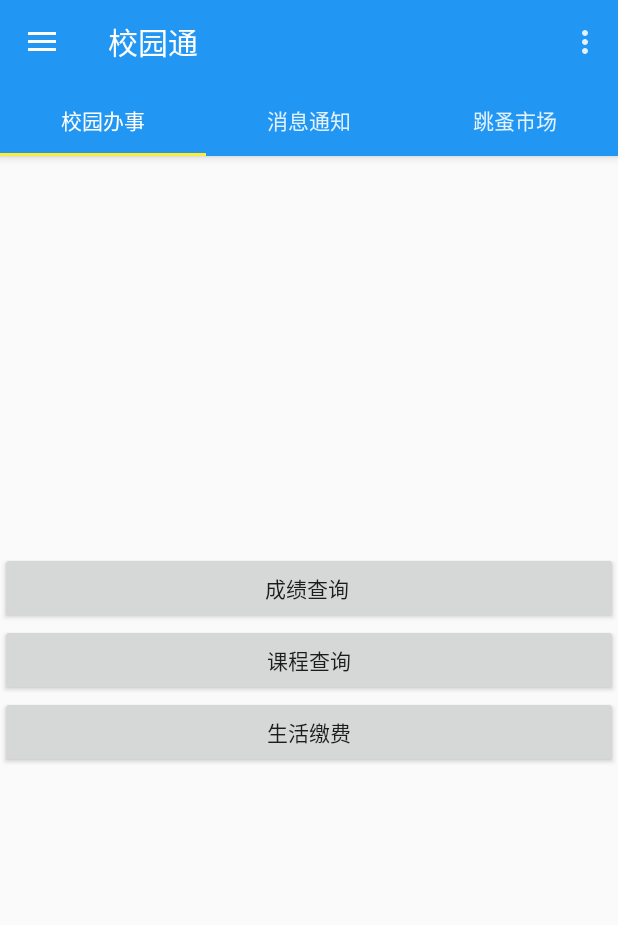
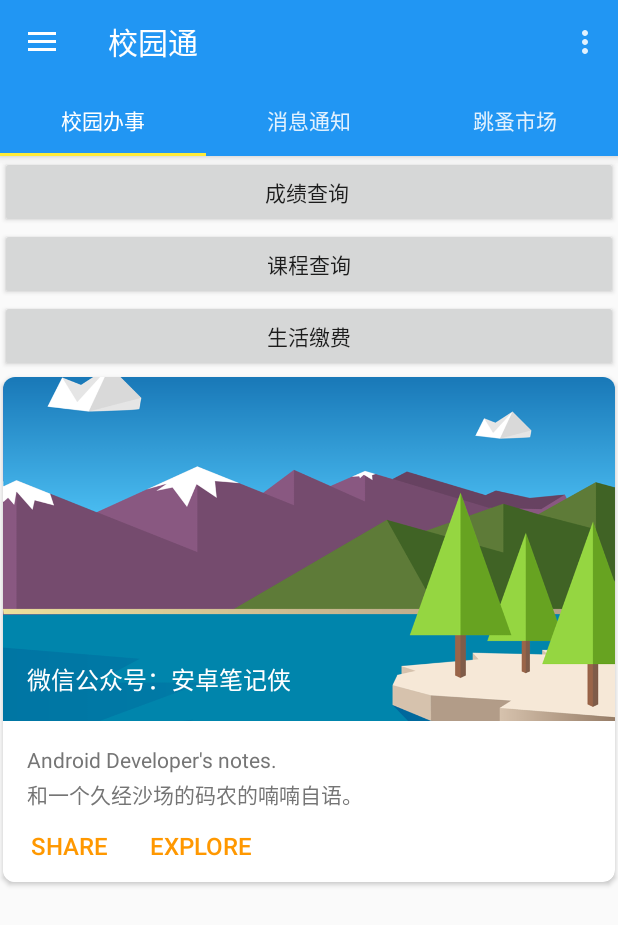
Before and after one commit to QH2333/CampusHelper, an Android app: the screen it shows after launch (MainActivity), on a phone screen of 412 x 824 dp. Shown: the top 925 px of the screen. Run offline under Robolectric (Android 15) with nearby library versions, the phone set to English and light mode, and no system bars.

Commit message:
主界面基本完工

```diff
--- a/app/src/main/AndroidManifest.xml
+++ b/app/src/main/AndroidManifest.xml
@@ -54,11 +54,11 @@
         <activity
             android:name=".profileActivity"
             android:label="个人资料"
-            android:theme="@style/SettingsTheme"/>
+            android:theme="@style/SettingsTheme" />
         <activity
             android:name=".LoginActivity"
             android:label="登录"
-            android:theme="@style/LoginTheme"/>
+            android:theme="@style/LoginTheme" />
     </application>
 
 </manifest>
--- a/app/src/main/java/com/example/swjtu/MainActivity.java
+++ b/app/src/main/java/com/example/swjtu/MainActivity.java
@@ -60,12 +60,15 @@ public class MainActivity extends AppCompatActivity implements affairsFragment.O
                 switch (menuItem.getItemId()){
                     case R.id.nav_affairs:
                         mDrawerLayout.closeDrawers();
+                        mViewPager.setCurrentItem(0);
                         break;
                     case R.id.nav_information:
                         mDrawerLayout.closeDrawers();
+                        mViewPager.setCurrentItem(1);
                         break;
                     case R.id.nav_market:
                         mDrawerLayout.closeDrawers();
+                        mViewPager.setCurrentItem(2);
                         break;
                     case R.id.nav_profile:
                         Intent intent_profile = new Intent(MainActivity.this,profileActivity.class);
@@ -104,12 +107,12 @@ public class MainActivity extends AppCompatActivity implements affairsFragment.O
         fragments.add(new affairsFragment());
         fragments.add(new infoFragment());
         fragments.add(new marketFragment());
-
+        //设置缓存的离屏Fragment为2个，避免重新加载
         mViewPager.setOffscreenPageLimit(2);
-
-        FragmentAdapter mFragmentAdapter = new FragmentAdapter(getSupportFragmentManager(), fragments, titles);
-        mViewPager.setAdapter(mFragmentAdapter);
-        mTabLayout.setupWithViewPager(mViewPager);
+        //把各种东西都绑定起来
+        FragmentAdapter mFragmentAdapter = new FragmentAdapter(getSupportFragmentManager(), fragments, titles);//将三个Fragment和对应的Title用适配器绑定起来
+        mViewPager.setAdapter(mFragmentAdapter);//让viewPager使用上面的适配器
+        mTabLayout.setupWithViewPager(mViewPager);//把Tab和viewPager也绑定起来
     }
 
 
--- a/app/src/main/res/layout/appbar_main.xml
+++ b/app/src/main/res/layout/appbar_main.xml
@@ -26,20 +26,7 @@
             app:tabTextColor="@color/colorTab"
             app:tabSelectedTextColor="@color/colorTabSelected">
 
-            <android.support.design.widget.TabItem
-                android:layout_width="wrap_content"
-                android:layout_height="wrap_content"
-                android:text="Tab1" />
 
-            <android.support.design.widget.TabItem
-                android:layout_width="wrap_content"
-                android:layout_height="wrap_content"
-                android:text="Tab2" />
-
-            <android.support.design.widget.TabItem
-                android:layout_width="wrap_content"
-                android:layout_height="wrap_content"
-                android:text="Tab3" />
         </android.support.design.widget.TabLayout>
     </android.support.design.widget.AppBarLayout>
 
@@ -53,6 +40,8 @@
     <android.support.v4.view.ViewPager
         android:id="@+id/view_pager_main"
         android:layout_width="match_parent"
-        android:layout_height="wrap_content" />
+        android:layout_height="wrap_content"
+        app:layout_behavior="@string/appbar_scrolling_view_behavior"
+        />
 
 </android.support.design.widget.CoordinatorLayout>
--- a/app/src/main/res/layout/card_grade.xml
+++ b/app/src/main/res/layout/card_grade.xml
@@ -1,13 +1,7 @@
 <?xml version="1.0" encoding="utf-8"?>
-<android.support.constraint.ConstraintLayout
-    xmlns:android="http://schemas.android.com/apk/res/android"
+<android.support.v7.widget.CardView xmlns:android="http://schemas.android.com/apk/res/android"
     xmlns:app="http://schemas.android.com/apk/res-auto"
-    xmlns:tools="http://schemas.android.com/tools"
     android:layout_width="match_parent"
-    android:layout_height="match_parent">
-
-    <android.support.v7.widget.CardView
-        android:layout_width="368dp"
     android:layout_height="wrap_content"
     android:layout_marginEnd="8dp"
     android:layout_marginStart="8dp"
@@ -15,13 +9,12 @@
     android:clickable="true"
     android:foreground="?android:attr/selectableItemBackground"
     android:stateListAnimator="@drawable/selector_elevation"
-        app:layout_constraintEnd_toEndOf="parent"
-        app:layout_constraintStart_toStartOf="parent"
-        app:layout_constraintTop_toTopOf="parent"
     app:cardBackgroundColor="#BBBBBB"
     app:cardCornerRadius="5dp"
     app:cardElevation="5dp"
-        >
+    app:layout_constraintEnd_toEndOf="parent"
+    app:layout_constraintStart_toStartOf="parent"
+    app:layout_constraintTop_toTopOf="parent">
 
     <android.support.constraint.ConstraintLayout
         android:layout_width="match_parent"
@@ -29,4 +22,3 @@
 
     </android.support.constraint.ConstraintLayout>
 </android.support.v7.widget.CardView>
-</android.support.constraint.ConstraintLayout>
--- /dev/null
+++ b/app/src/main/res/layout/card_template.xml
@@ -0,0 +1,78 @@
+<?xml version="1.0" encoding="utf-8"?>
+<android.support.v7.widget.CardView xmlns:android="http://schemas.android.com/apk/res/android"
+    xmlns:app="http://schemas.android.com/apk/res-auto"
+    android:layout_width="match_parent"
+    android:layout_height="wrap_content"
+    android:layout_marginBottom="120dp"
+    android:layout_marginTop="150dp"
+    android:clickable="true"
+    android:foreground="?android:attr/selectableItemBackground"
+    android:stateListAnimator="@drawable/selector_elevation"
+    android:visibility="visible"
+    app:cardCornerRadius="8dp"
+    app:cardPreventCornerOverlap="false"
+    app:cardUseCompatPadding="true"
+    app:layout_constraintBottom_toBottomOf="parent"
+    app:layout_constraintEnd_toEndOf="parent"
+    app:layout_constraintStart_toStartOf="parent"
+    app:layout_constraintTop_toTopOf="parent">
+
+    <RelativeLayout
+        android:layout_width="match_parent"
+        android:layout_height="wrap_content">
+
+        <ImageView
+            android:id="@+id/iv_cover"
+            android:layout_width="match_parent"
+            android:layout_height="wrap_content"
+            android:adjustViewBounds="true"
+            android:contentDescription="@null"
+            android:src="@drawable/material_design_3" />
+
+        <TextView
+            android:layout_width="wrap_content"
+            android:layout_height="wrap_content"
+            android:layout_alignBottom="@id/iv_cover"
+            android:layout_margin="16dp"
+            android:text="微信公众号：安卓笔记侠"
+            android:textColor="@color/white"
+            android:textSize="16sp" />
+
+        <TextView
+            android:id="@+id/tv_content"
+            android:layout_width="wrap_content"
+            android:layout_height="wrap_content"
+            android:layout_below="@id/iv_cover"
+            android:layout_marginLeft="16dp"
+            android:layout_marginRight="16dp"
+            android:layout_marginTop="16dp"
+            android:lineSpacingMultiplier="1.2"
+            android:text="Android Developer's notes.\n和一个久经沙场的码农的喃喃自语。"
+            android:textColor="#757575"
+            android:textSize="14sp" />
+
+        <Button
+            android:id="@+id/btn_share"
+            style="?borderlessButtonStyle"
+            android:layout_width="wrap_content"
+            android:layout_height="wrap_content"
+            android:layout_below="@id/tv_content"
+            android:background="@color/white"
+            android:text="SHARE"
+            android:textColor="#FF9800"
+            android:textSize="16sp" />
+
+        <Button
+            style="?borderlessButtonStyle"
+            android:layout_width="wrap_content"
+            android:layout_height="wrap_content"
+            android:layout_alignBaseline="@id/btn_share"
+            android:layout_toRightOf="@id/btn_share"
+            android:background="@color/white"
+            android:text="EXPLORE"
+            android:textColor="#FF9800"
+            android:textSize="16sp" />
+
+    </RelativeLayout>
+
+</android.support.v7.widget.CardView>
--- a/app/src/main/res/layout/fragment_affairs.xml
+++ b/app/src/main/res/layout/fragment_affairs.xml
@@ -2,7 +2,6 @@
 <android.support.constraint.ConstraintLayout xmlns:android="http://schemas.android.com/apk/res/android"
     xmlns:app="http://schemas.android.com/apk/res-auto"
     xmlns:tools="http://schemas.android.com/tools"
-    android:id="@+id/Layout"
     android:layout_width="match_parent"
     android:layout_height="wrap_content"
     tools:context=".affairsFragment">
@@ -12,16 +11,12 @@
     <android.support.v4.widget.NestedScrollView
         android:layout_width="match_parent"
         android:layout_height="match_parent"
-        android:layout_marginBottom="8dp"
-        android:layout_marginTop="64dp"
-        android:fillViewport="true"
-        app:layout_constraintBottom_toBottomOf="parent"
-        app:layout_constraintTop_toTopOf="parent">
+        android:fillViewport="true">
 
         <LinearLayout
             android:layout_width="match_parent"
-            android:layout_height="match_parent"
-            android:gravity="center_vertical"
+            android:layout_height="wrap_content"
+            android:gravity="center_horizontal"
             android:orientation="vertical">
 
 
@@ -43,6 +38,11 @@
                 android:layout_height="wrap_content"
                 android:text="生活缴费" />
 
+            <include
+                layout="@layout/card_template"
+                android:layout_width="wrap_content"
+                android:layout_height="wrap_content" />
+
         </LinearLayout>
     </android.support.v4.widget.NestedScrollView>
 
--- a/app/src/main/res/layout/fragment_info.xml
+++ b/app/src/main/res/layout/fragment_info.xml
@@ -11,11 +11,10 @@
     <WebView
         android:id="@+id/web"
         android:layout_width="match_parent"
-        android:layout_height="0dp"
-        android:layout_marginBottom="8dp"
-        android:layout_marginTop="90dp"
+        android:layout_height="match_parent"
         app:layout_constraintBottom_toBottomOf="parent"
         app:layout_constraintEnd_toEndOf="parent"
         app:layout_constraintStart_toStartOf="parent"
         app:layout_constraintTop_toTopOf="parent" />
+
 </android.support.constraint.ConstraintLayout>
--- a/app/src/main/res/layout/fragment_market.xml
+++ b/app/src/main/res/layout/fragment_market.xml
@@ -1,11 +1,20 @@
 <?xml version="1.0" encoding="utf-8"?>
-<FrameLayout xmlns:android="http://schemas.android.com/apk/res/android"
-    xmlns:tools="http://schemas.android.com/tools"
+<android.support.v4.widget.NestedScrollView xmlns:android="http://schemas.android.com/apk/res/android"
+    xmlns:app="http://schemas.android.com/apk/res-auto"
     android:layout_width="match_parent"
     android:layout_height="match_parent"
-    tools:context=".marketFragment">
+    app:layout_behavior="@string/appbar_scrolling_view_behavior">
 
-    <!-- TODO: Update blank fragment layout -->
-    <include layout="@layout/card_grade"/>
+    <LinearLayout
+        android:layout_width="match_parent"
+        android:layout_height="wrap_content"
+        android:orientation="vertical"
+        android:paddingBottom="@dimen/activity_vertical_margin"
+        android:paddingLeft="@dimen/activity_horizontal_margin"
+        android:paddingRight="@dimen/activity_horizontal_margin"
+        android:paddingTop="@dimen/activity_vertical_margin">
 
-</FrameLayout>
+
+
+    </LinearLayout>
+</android.support.v4.widget.NestedScrollView>
--- a/app/src/main/res/values/colors.xml
+++ b/app/src/main/res/values/colors.xml
@@ -7,4 +7,5 @@
     <color name="colorTab">#ddffffff</color>
     <color name="colorTabSelected">#ffffff</color>
     <color name="colorLoginAccent">#1976D2</color>
+    <color name="white">#FFFFFF</color>
 </resources>
--- a/app/src/main/res/values/dimens.xml
+++ b/app/src/main/res/values/dimens.xml
@@ -2,4 +2,6 @@
     <!-- Default screen margins, per the Android Design guidelines. -->
     <dimen name="activity_horizontal_margin">16dp</dimen>
     <dimen name="activity_vertical_margin">16dp</dimen>
+    <dimen name="btn_padding">20dp</dimen>
+    <dimen name="btn_margin">14dp</dimen>
 </resources>
--- a/app/src/main/res/values/strings.xml
+++ b/app/src/main/res/values/strings.xml
@@ -17,4 +17,5 @@
     <string name="permission_rationale">"Contacts permissions are needed for providing email
         completions."
     </string>
+    <string name="snow">北国风光，\n千里冰封，\n万里雪飘。\n望长城内外，\n惟余莽莽；\n大河上下，\n顿失滔滔。\n山舞银蛇，\n原驰蜡象，\n欲与天公试比高。(原驰 原作：原驱)\n须晴日，\n看红装素裹，\n分外妖娆。(红装 一作：银装)\n江山如此多娇，\n引无数英雄竞折腰。\n惜秦皇汉武，\n略输文采；\n唐宗宋祖，\n稍逊风骚。\n一代天骄，\n成吉思汗，\n只识弯弓射大雕。\n俱往矣，\n数风流人物，\n还看今朝。</string>
 </resources>
```
Also changed, not shown: app/src/main/res/drawable/cardview.jpg (added). Lines whose indentation alone changed are shown as unchanged.
